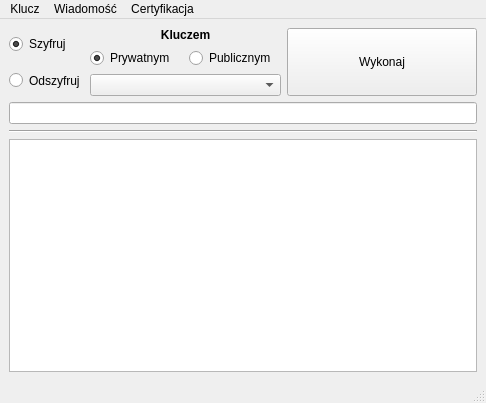
Before: the Qt Designer form main.ui in pkrolkgp/funkcja_Feistela_PyQt5, drawn with Qt 5.
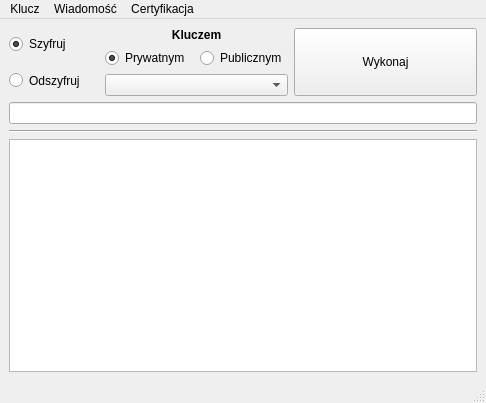
After: the same form once the commit is applied.

Commit message: kompletna pierwsza wersja poprawki graficzne

What changed in the file:
```diff
--- a/main.ui
+++ b/main.ui
@@ -46,7 +46,7 @@
             </property>
             <property name="maximumSize">
              <size>
-              <width>75</width>
+              <width>90</width>
               <height>16777215</height>
              </size>
             </property>
@@ -71,7 +71,7 @@
             </property>
             <property name="maximumSize">
              <size>
-              <width>75</width>
+              <width>90</width>
               <height>16777215</height>
              </size>
             </property>
```
Left out of the diff: 2 changed lines with no effect on the pictures. The commit also changes 2 other files.
